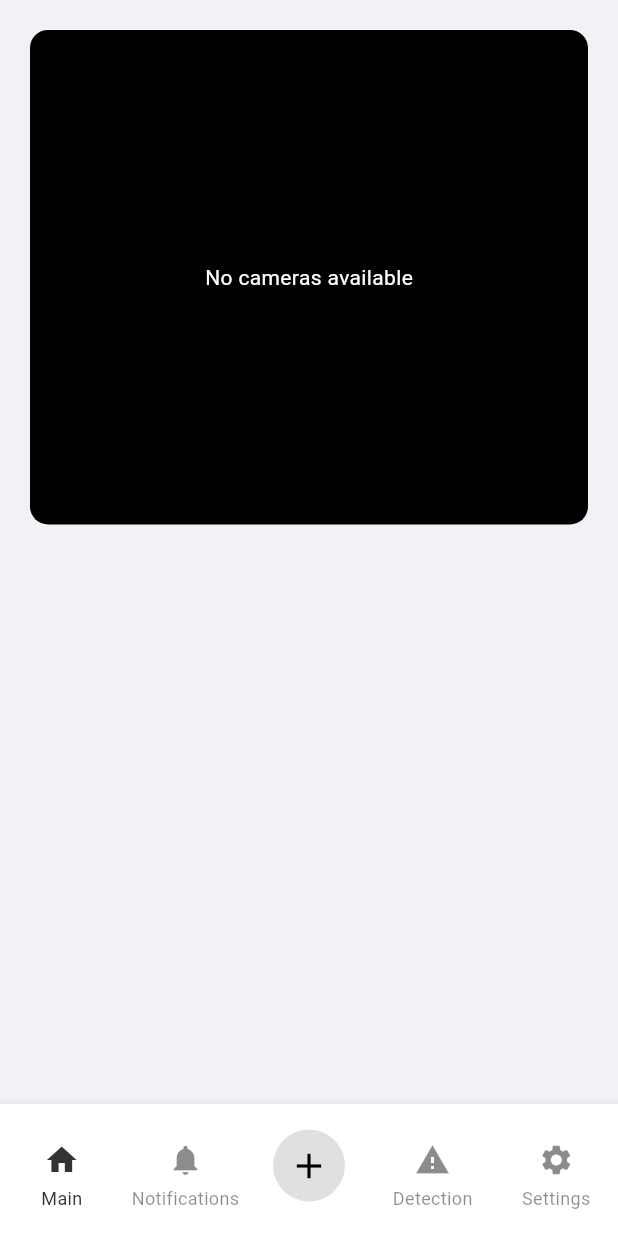
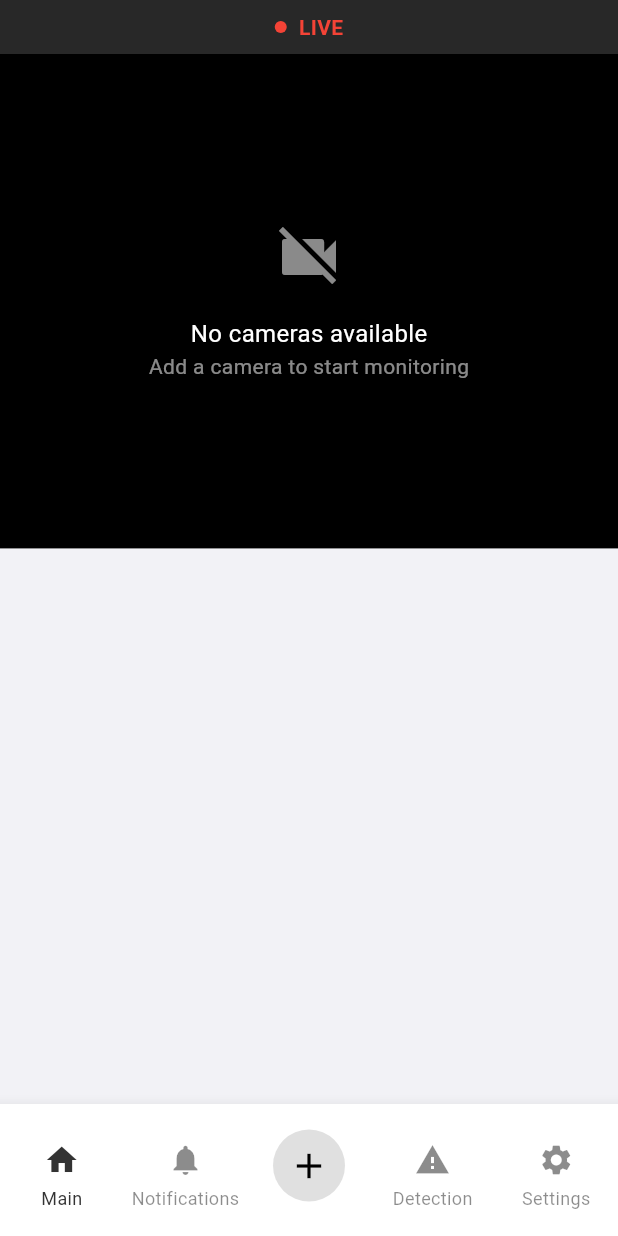
Before and after one commit to cemresuuzun/BlazeSense, a Flutter app: the MainPage screen opened directly, on a phone screen of 412 x 824 dp. Run offline on Flutter 3.47's test engine with Material 3 defaults, Android fonts, the phone set to English and light mode, and no system bars; our stand-ins replace camera, flutter_local_notifications, flutter_slidable, fluttertoast, supabase_flutter; missing offline and left inert: flutter_vlc_player; accounts and stored records are empty; network calls fail.

Commit message:
- Integrated the Add Device/ Delete Device function. - In main_page.dart, Camera view and Buttons(for the switching between the cam vies) created. - In profile_page.dart proper changes made for better UI. - In settings_page.dart proper changes made for better UI. - device_notifier.dart created for manage and listen to changes in a single value. - manage_devices_page.dart created for the viewing the current devices in the app and make delete operations. - notification_preferences_page.dart is created for changing the notification settings for whatsapp, inapp and email.

```diff
--- a/Mobile App/lib/pages/detection_logs_page.dart
+++ b/Mobile App/lib/pages/detection_logs_page.dart
@@ -1,4 +1,5 @@
 import 'package:flutter/material.dart';
+import 'package:flutter/services.dart';
 import 'package:supabase_flutter/supabase_flutter.dart';
 
 class DetectionLogsPage extends StatefulWidget {
@@ -15,6 +16,10 @@ class _DetectionLogsPageState extends State<DetectionLogsPage> {
   @override
   void initState() {
     super.initState();
+    SystemChrome.setSystemUIOverlayStyle(const SystemUiOverlayStyle(
+      statusBarColor: Color(0xFF282828),
+      statusBarIconBrightness: Brightness.light,
+    ));
     fetchReviewedNotifications();
   }
 
--- a/Mobile App/lib/pages/main_page.dart
+++ b/Mobile App/lib/pages/main_page.dart
@@ -13,6 +13,7 @@ import 'package:flutterilk/service/auth.dart';
 import 'package:camera/camera.dart';
 import 'package:flutterilk/pages/ip_camera_view.dart';
 import 'package:flutterilk/pages/device_notifier.dart';
+import 'package:flutter/services.dart';
 
 
 class MainPage extends StatefulWidget {
@@ -45,6 +46,10 @@ class _MainPageState extends State<MainPage> {
   @override
   void initState() {
     super.initState();
+    SystemChrome.setSystemUIOverlayStyle(const SystemUiOverlayStyle(
+      statusBarColor: Color(0xFF282828),
+      statusBarIconBrightness: Brightness.light,
+    ));
     listenToFireNotifications();
     _initializeChannels();
     loadCameras();
@@ -52,7 +57,9 @@ class _MainPageState extends State<MainPage> {
   }
 
   void _onDeviceChanged() {
+    if (mounted) {
       loadCameras();
+    }
   }
 
   @override
@@ -163,41 +170,40 @@ class _MainPageState extends State<MainPage> {
 
   Widget _buildCameraView() {
     if (isLoading) {
-      // Always show a single loading indicator when loading
       return const Center(child: CircularProgressIndicator());
     }
     if (cameras.isEmpty || currentCameraIndex >= cameras.length) {
-      // Only show the 'No cameras available' message, no extra space or buttons
       return Column(
         children: [
-          const SizedBox(height: 20),
           Container(
             height: MediaQuery.of(context).size.height * 0.4,
-            margin: const EdgeInsets.symmetric(horizontal: 20),
-            decoration: BoxDecoration(
             color: Colors.black,
-              borderRadius: BorderRadius.circular(12),
+            child: const Center(
+              child: Column(
+                mainAxisAlignment: MainAxisAlignment.center,
+                children: [
+                  Icon(Icons.videocam_off, color: Colors.white54, size: 48),
+                  SizedBox(height: 16),
+                  Text(
+                    'No cameras available',
+                    style: TextStyle(color: Colors.white, fontSize: 16),
                   ),
-            child: const Center(
-              child: Text('No cameras available', style: TextStyle(color: Colors.white)),
+                  Text(
+                    'Add a camera to start monitoring',
+                    style: TextStyle(color: Colors.white54, fontSize: 14),
+                  ),
+                ],
+              ),
             ),
           ),
         ],
       );
     }
-    // Only show the camera view and controls if there are cameras
     return Column(
       children: [
-        const SizedBox(height: 20),
         Container(
           height: MediaQuery.of(context).size.height * 0.4,
-          margin: const EdgeInsets.symmetric(horizontal: 20),
-          decoration: BoxDecoration(
           color: Colors.black,
-            borderRadius: BorderRadius.circular(12),
-          ),
-          child: ClipRRect(
-            borderRadius: BorderRadius.circular(12),
           child: Stack(
             children: [
               SizedBox.expand(
@@ -221,7 +227,6 @@ class _MainPageState extends State<MainPage> {
                 ),
               ),
             ],
-            ),
           ),
         ),
         const SizedBox(height: 40),
@@ -302,10 +307,53 @@ class _MainPageState extends State<MainPage> {
 
     return Scaffold(
       backgroundColor: const Color(0xFFF2F2F6),
-      body: SafeArea(
+      body: Container(
+        color: _selectedIndex == 0 ? const Color(0xFF282828) : const Color(0xFFF2F2F6),
+        child: SafeArea(
+          child: Column(
+            children: [
+              if (_selectedIndex == 0)
+                Container(
+                  margin: const EdgeInsets.symmetric(horizontal: 20),
+                  padding: const EdgeInsets.symmetric(vertical: 8),
+                  child: Row(
+                    mainAxisAlignment: MainAxisAlignment.center,
+                    children: [
+                      Container(
+                        width: 8,
+                        height: 8,
+                        decoration: const BoxDecoration(
+                          color: Colors.red,
+                          shape: BoxShape.circle,
+                        ),
+                      ),
+                      const SizedBox(width: 8),
+                      const Text(
+                        'LIVE',
+                        style: TextStyle(
+                          color: Colors.red,
+                          fontWeight: FontWeight.bold,
+                        ),
+                      ),
+                    ],
+                  ),
+                ),
+              Expanded(
+                child: Container(
+                  decoration: BoxDecoration(
+                    color: const Color(0xFFF2F2F6),
+                    borderRadius: _selectedIndex == 0
+                        ? const BorderRadius.vertical(top: Radius.circular(20))
+                        : null,
+                  ),
                   child: IndexedStack(
                     index: _selectedIndex,
                     children: [_buildCameraView(), ..._pages.sublist(1)],
+                  ),
+                ),
+              ),
+            ],
+          ),
         ),
       ),
       bottomNavigationBar: Theme(
--- a/Mobile App/lib/pages/notification_logs_page.dart
+++ b/Mobile App/lib/pages/notification_logs_page.dart
@@ -1,6 +1,7 @@
 import 'package:flutter/material.dart';
 import 'package:supabase_flutter/supabase_flutter.dart';
 import 'package:flutter_slidable/flutter_slidable.dart';
+import 'package:flutter/services.dart';
 import 'settings_page.dart';
 
 class NotificationLogPage extends StatefulWidget {
@@ -17,6 +18,10 @@ class NotificationLogPageState extends State<NotificationLogPage> {
   @override
   void initState() {
     super.initState();
+    SystemChrome.setSystemUIOverlayStyle(const SystemUiOverlayStyle(
+      statusBarColor: Color(0xFF282828),
+      statusBarIconBrightness: Brightness.light,
+    ));
     fetchNotifications();
   }
 
--- a/Mobile App/lib/pages/notification_preferences_page.dart
+++ b/Mobile App/lib/pages/notification_preferences_page.dart
@@ -1,4 +1,5 @@
 import 'package:flutter/material.dart';
+import 'package:flutter/services.dart';
 import 'package:supabase_flutter/supabase_flutter.dart';
 
 class NotificationPreferencesPage extends StatefulWidget {
@@ -18,6 +19,10 @@ class _NotificationPreferencesPageState extends State<NotificationPreferencesPag
   @override
   void initState() {
     super.initState();
+    SystemChrome.setSystemUIOverlayStyle(const SystemUiOverlayStyle(
+      statusBarColor: Color(0xFF282828),
+      statusBarIconBrightness: Brightness.light,
+    ));
     fetchUserPreferences();
   }
 
--- a/Mobile App/lib/pages/settings_page.dart
+++ b/Mobile App/lib/pages/settings_page.dart
@@ -1,4 +1,5 @@
 import 'package:flutter/material.dart';
+import 'package:flutter/services.dart';
 import 'package:flutterilk/pages/about_page.dart';
 import 'package:supabase_flutter/supabase_flutter.dart';
 import 'package:flutterilk/pages/profile_page.dart';
@@ -31,6 +32,10 @@ class _SettingsPageState extends State<SettingsPage> {
   @override
   void initState() {
     super.initState();
+    SystemChrome.setSystemUIOverlayStyle(const SystemUiOverlayStyle(
+      statusBarColor: Color(0xFF282828),
+      statusBarIconBrightness: Brightness.light,
+    ));
     fetchUserPreferences();
     fetchUsername();
   }
```
Also changed, not shown: Mobile App/lib/pages/change_view_page.dart (+11 -1 lines), Mobile App/lib/pages/manage_devices_page.dart (+96 -12 lines). Lines whose indentation alone changed are shown as unchanged.
